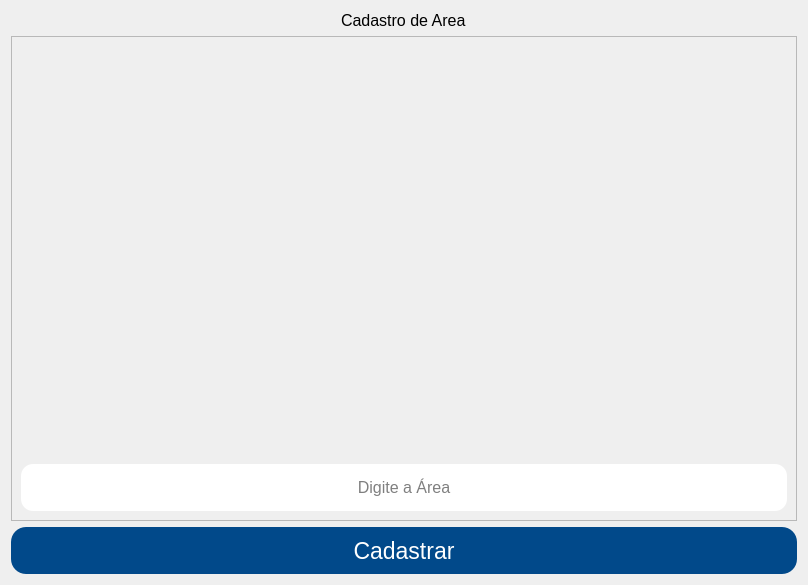
Above: App/view/ui/cadastroArea.ui from Senac-SOR-ADS/Mapa-de-Sala before the change. Below: the same form after it.
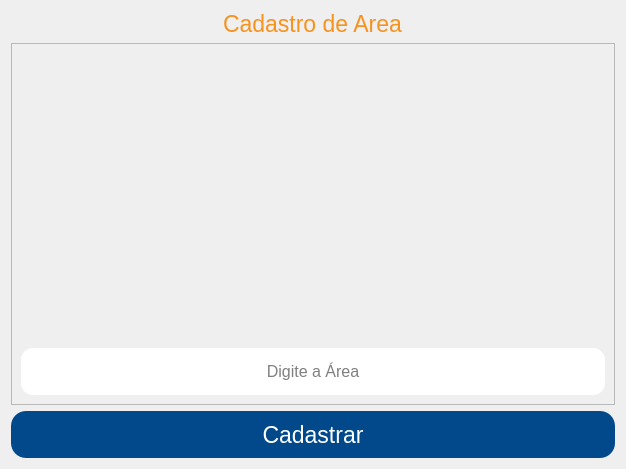
That is the form after the change.

Commit message: arrumando algumas interfaces na parte de castro para responsividade (#191)

What changed in the file:
```diff
--- a/App/view/ui/cadastroArea.ui
+++ b/App/view/ui/cadastroArea.ui
@@ -6,8 +6,8 @@
    <rect>
     <x>0</x>
     <y>0</y>
-    <width>808</width>
-    <height>585</height>
+    <width>626</width>
+    <height>469</height>
    </rect>
   </property>
   <property name="windowTitle">
@@ -35,14 +35,18 @@
 
 #resposta {
 	color: red;
+}
+
+#titulo {
+	color: #f6921e;
 }</string>
   </property>
   <layout class="QVBoxLayout" name="verticalLayout_2">
    <item alignment="Qt::AlignHCenter|Qt::AlignTop">
-    <widget class="QLabel" name="label">
+    <widget class="QLabel" name="titulo">
      <property name="font">
       <font>
-       <pointsize>12</pointsize>
+       <pointsize>17</pointsize>
        <weight>50</weight>
        <bold>false</bold>
       </font>
```
The commit also changes 4 other files.
